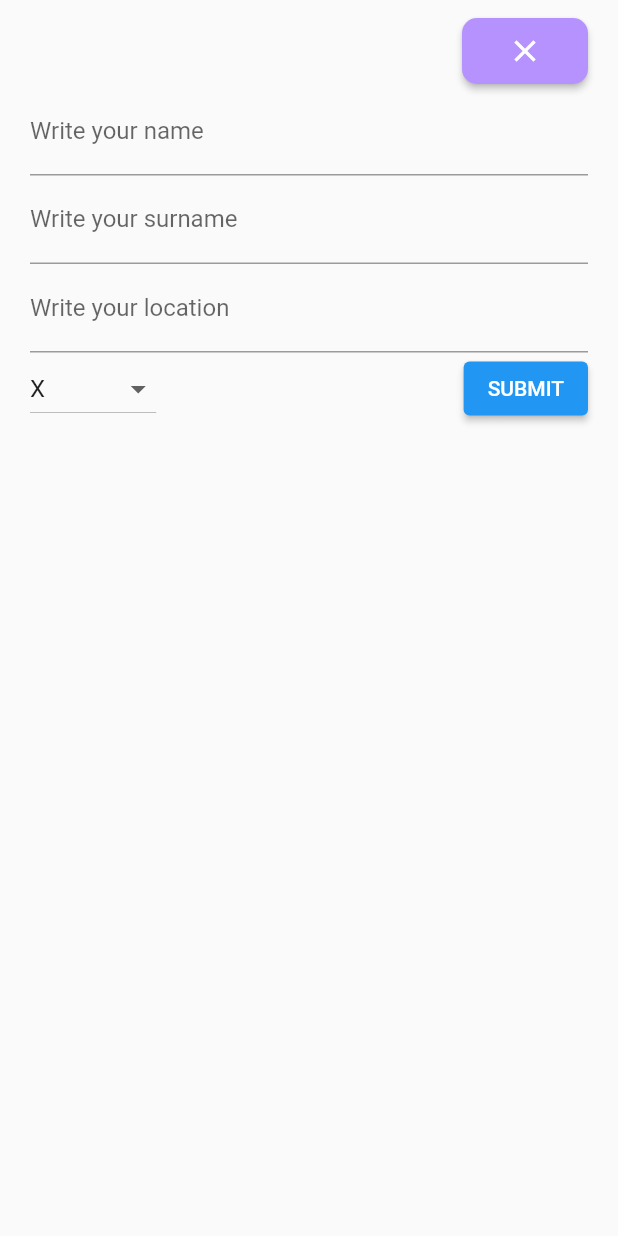
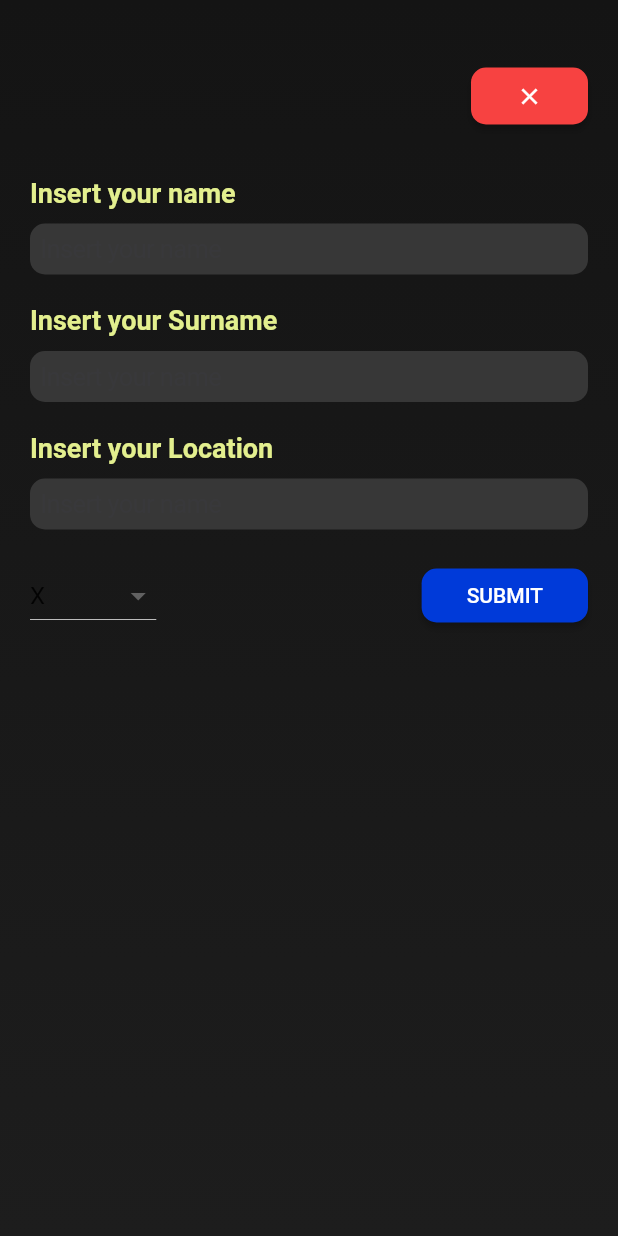
Before and after one commit to marco-sorrentino/input_controller_flutter_project, a Flutter app: the screen it shows after launch, after a tap on "ADD", on a phone screen of 412 x 824 dp. Run offline on Flutter 3.47's test engine with Material 2 defaults, Android fonts, the phone set to English and light mode, and no system bars.

Commit message:
Fixed style

```diff
--- a/lib/main.dart
+++ b/lib/main.dart
@@ -2,5 +2,7 @@ import 'package:flutter/material.dart';
 import 'package:input_controller/people_tracker/people_tracker.dart';
 
 void main() {
-  runApp(const PeopleTracker());
+  runApp(
+    const PeopleTracker(),
+  );
 }
--- a/lib/people_tracker/people_alert.dart
+++ b/lib/people_tracker/people_alert.dart
@@ -1,11 +1,18 @@
 import 'package:flutter/cupertino.dart';
 import 'package:flutter/material.dart';
 
-class PeopleAlert extends StatelessWidget {
+class PeopleAlert extends StatefulWidget {
   const PeopleAlert({super.key});
 
   @override
-  Widget build(context) {
+  State<PeopleAlert> createState() {
+    return _PeopleAlertState();
+  }
+}
+
+class _PeopleAlertState extends State<PeopleAlert> {
+  @override
+  Widget build(contenxt) {
     return CupertinoAlertDialog(
       title: const Text("Invalid input"),
       content: const Text(
--- a/lib/people_tracker/people_container_delete.dart
+++ b/lib/people_tracker/people_container_delete.dart
@@ -12,17 +12,20 @@ class PeopleContainerDelete extends StatelessWidget {
       child: Center(
         child: Container(
           padding: const EdgeInsets.symmetric(horizontal: 10),
-          child: const Row(
+          child: Row(
             mainAxisAlignment: MainAxisAlignment.end,
             children: [
-              Icon(Icons.arrow_back_ios_new_rounded,
+              const Icon(Icons.arrow_back_ios_new_rounded,
                   color: Colors.white, size: 15.0),
-              Text(
-                "DELETE",
-                style: TextStyle(
-                    fontSize: 20,
-                    fontWeight: FontWeight.bold,
-                    color: Colors.white),
+              Container(
+                margin: const EdgeInsets.symmetric(horizontal: 10),
+                child: const Text(
+                  "DELETE",
+                  style: TextStyle(
+                      fontSize: 20,
+                      fontWeight: FontWeight.bold,
+                      color: Colors.white),
+                ),
               ),
             ],
           ),
--- a/lib/people_tracker/people_layout.dart
+++ b/lib/people_tracker/people_layout.dart
@@ -34,26 +34,32 @@ class _PeopleLayoutState extends State<PeopleLayout> {
     });
   }
 
+  void reInsertPeopleToTheList(int indexOfPeople, People people) {
+    setState(
+      () {
+        peopleList.insert(indexOfPeople, people);
+      },
+    );
+  }
+
   void removePeopleToTheList(People people) {
     var indexOfPeople = peopleList.indexOf(people);
     setState(() {
       peopleList.remove(people);
     });
     ScaffoldMessenger.of(context).clearSnackBars();
-    ScaffoldMessenger.of(context).showSnackBar(SnackBar(
+    ScaffoldMessenger.of(context).showSnackBar(
+      SnackBar(
         content: const Text("People delated"),
         duration: const Duration(seconds: 3),
         action: SnackBarAction(
           label: "undo",
           onPressed: () {
-          setState(
-            () {
-              peopleList.insert(indexOfPeople, people);
-            },
-          );
+            reInsertPeopleToTheList(indexOfPeople, people);
           },
         ),
-    ));
+      ),
+    );
   }
 
   @override
@@ -63,7 +69,10 @@ class _PeopleLayoutState extends State<PeopleLayout> {
       child: Column(
         children: [
           PeopleNav(onAddPeople: addPeopleToList),
-          PeopleList(peopleList: peopleList, onRemove: removePeopleToTheList),
+          PeopleList(
+            peopleList: peopleList,
+            onRemove: removePeopleToTheList,
+          ),
         ],
       ),
     );
--- a/lib/people_tracker/people_list.dart
+++ b/lib/people_tracker/people_list.dart
@@ -40,7 +40,7 @@ class _PeopleListState extends State<PeopleList> {
                   surname: widget.peopleList[index].surname,
                   location: widget.peopleList[index].location,
                   gender: widget.peopleList[index].gender),
-              const SizedBox(height: 5),
+              const SizedBox(height: 6),
             ],
           ),
         ),
--- a/lib/people_tracker/people_modal.dart
+++ b/lib/people_tracker/people_modal.dart
@@ -3,6 +3,7 @@ import 'package:flutter/material.dart';
 import 'package:input_controller/model/people.dart';
 import 'package:input_controller/people_tracker/people_alert.dart';
 import 'package:input_controller/style/button_style.dart';
+import 'package:input_controller/style/text_style.dart';
 
 class PeopleModal extends StatefulWidget {
   const PeopleModal({super.key, required this.onAddPeople});
@@ -70,31 +71,102 @@ class _PeopleModalState extends State<PeopleModal> {
     }
 
     return Container(
+      decoration: const BoxDecoration(
+        gradient: LinearGradient(
+          begin: Alignment.topCenter,
+          end: Alignment.bottomCenter,
+          colors: [
+            Color.fromRGBO(20, 20, 20, 1),
+            Color.fromRGBO(29, 29, 29, 1),
+          ],
+        ),
+      ),
       padding: const EdgeInsets.symmetric(horizontal: 20, vertical: 10),
       child: Column(
         children: [
           Container(
+            margin: const EdgeInsets.fromLTRB(0, 30, 0, 30),
             alignment: Alignment.centerRight,
             child: ElevatedButton(
-              style: navElevatedButton,
+              style: closeElevatedButton,
               onPressed: closeModal,
-              child: const Icon(Icons.close), // Icona del pulsante
+              child: const Icon(
+                Icons.close,
+                size: 18,
+              ),
             ),
           ),
-          TextField(
-            controller: nameController,
-            keyboardType: TextInputType.name,
-            decoration: const InputDecoration(labelText: "Write your name"),
+          Column(
+            crossAxisAlignment: CrossAxisAlignment.start,
+            children: [
+              const Text(
+                "Insert your name",
+                style: fieldStyle,
+              ),
+              const SizedBox(
+                height: 10,
+              ),
+              CupertinoTextField.borderless(
+                controller: nameController,
+                keyboardType: TextInputType.name,
+                placeholder: "Insert your name",
+                decoration: BoxDecoration(
+                  color: const Color.fromARGB(255, 55, 55, 55),
+                  borderRadius: BorderRadius.circular(10),
+                ),
+              ),
+            ],
           ),
-          TextField(
-            controller: surnameController,
-            keyboardType: TextInputType.name,
-            decoration: const InputDecoration(labelText: "Write your surname"),
+          const SizedBox(
+            height: 20,
           ),
-          TextField(
-            controller: locationController,
-            keyboardType: TextInputType.streetAddress,
-            decoration: const InputDecoration(labelText: "Write your location"),
+          Column(
+            crossAxisAlignment: CrossAxisAlignment.start,
+            children: [
+              const Text(
+                "Insert your Surname",
+                style: fieldStyle,
+              ),
+              const SizedBox(
+                height: 10,
+              ),
+              CupertinoTextField.borderless(
+                controller: surnameController,
+                keyboardType: TextInputType.name,
+                placeholder: "Insert your name",
+                decoration: BoxDecoration(
+                  color: const Color.fromARGB(255, 55, 55, 55),
+                  borderRadius: BorderRadius.circular(10),
+                ),
+              ),
+            ],
+          ),
+          const SizedBox(
+            height: 20,
+          ),
+          Column(
+            crossAxisAlignment: CrossAxisAlignment.start,
+            children: [
+              const Text(
+                "Insert your Location",
+                style: fieldStyle,
+              ),
+              const SizedBox(
+                height: 10,
+              ),
+              CupertinoTextField.borderless(
+                controller: locationController,
+                keyboardType: TextInputType.name,
+                placeholder: "Insert your name",
+                decoration: BoxDecoration(
+                  color: const Color.fromARGB(255, 55, 55, 55),
+                  borderRadius: BorderRadius.circular(10),
+                ),
+              ),
+            ],
+          ),
+          const SizedBox(
+            height: 20,
           ),
           Row(
             crossAxisAlignment: CrossAxisAlignment.center,
@@ -115,6 +187,7 @@ class _PeopleModalState extends State<PeopleModal> {
               ),
               const Spacer(),
               ElevatedButton(
+                style: submitElevatedButton,
                 onPressed: submitToTheList,
                 child: const Text("SUBMIT"),
               ),
--- a/lib/style/button_style.dart
+++ b/lib/style/button_style.dart
@@ -9,3 +9,23 @@ ButtonStyle navElevatedButton = ElevatedButton.styleFrom(
   backgroundColor: const Color.fromRGBO(181, 146, 253, 1),
   padding: const EdgeInsets.symmetric(horizontal: 30, vertical: 10),
 );
+
+ButtonStyle closeElevatedButton = ElevatedButton.styleFrom(
+  shape: const RoundedRectangleBorder(
+    borderRadius: BorderRadius.all(
+      Radius.circular(10),
+    ),
+  ),
+  backgroundColor: const Color.fromRGBO(247, 66, 65, 1),
+  padding: const EdgeInsets.symmetric(horizontal: 30, vertical: 10),
+);
+
+ButtonStyle submitElevatedButton = ElevatedButton.styleFrom(
+  shape: const RoundedRectangleBorder(
+    borderRadius: BorderRadius.all(
+      Radius.circular(10),
+    ),
+  ),
+  backgroundColor: const Color.fromRGBO(0, 58, 217, 1),
+  padding: const EdgeInsets.symmetric(horizontal: 30, vertical: 10),
+);
--- a/lib/style/text_style.dart
+++ b/lib/style/text_style.dart
@@ -14,3 +14,9 @@ const TextStyle whiteText = TextStyle(
   color: Color.fromARGB(255, 227, 227, 227),
   fontSize: 16,
 );
+
+const TextStyle fieldStyle = TextStyle(
+  color: Color.fromRGBO(227, 239, 142, 1),
+  fontSize: 18,
+  fontWeight: FontWeight.bold,
+);
```
Lines whose indentation alone changed are shown as unchanged.
